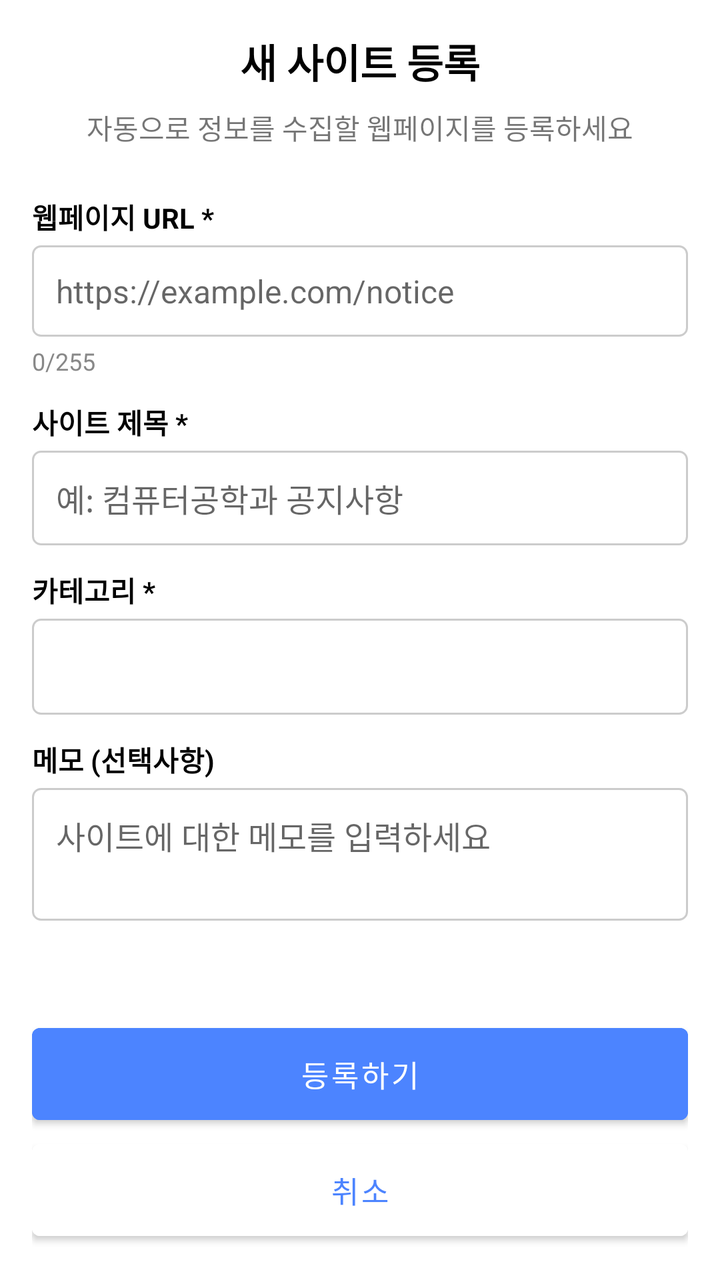
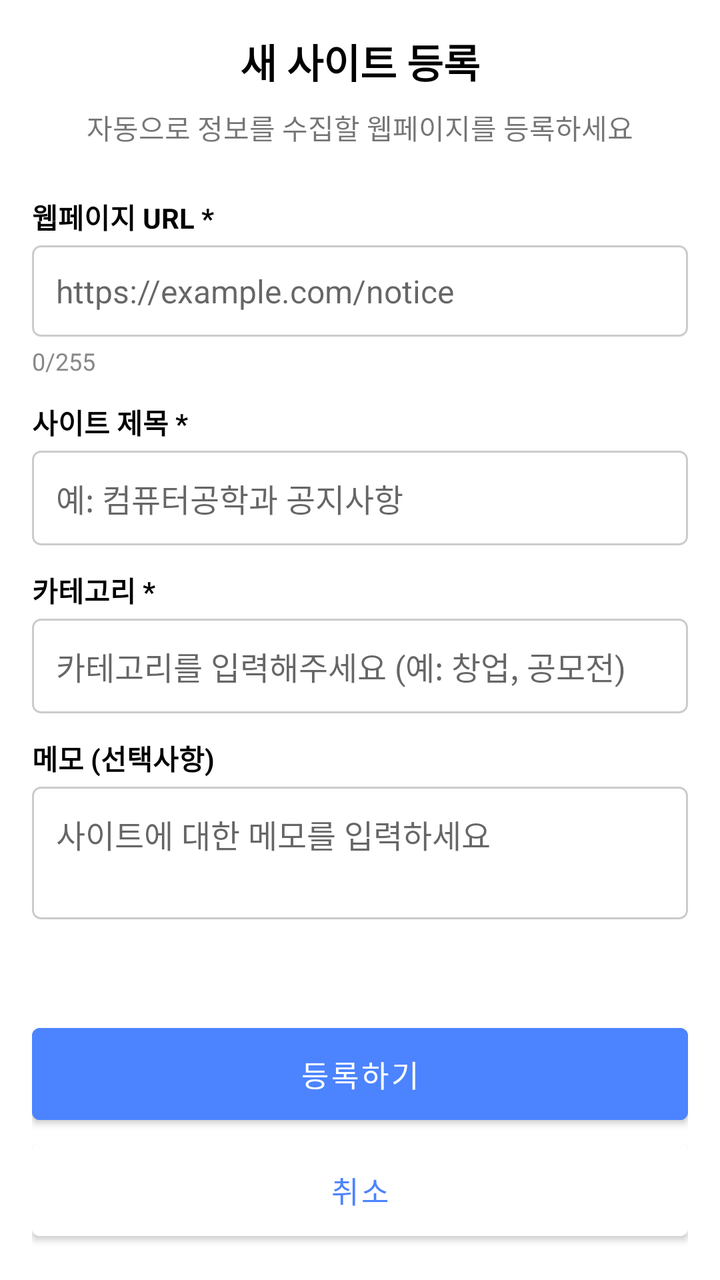

Two renders of the same Android screen: before a commit and after it. Below are the layout's source before the change and the commit's diff.
<!-- AndroidManifest.xml: application theme Theme.mobile_android -->
<!-- res/layout/activity_add_site.xml -->
<?xml version="1.0" encoding="utf-8"?>
<LinearLayout xmlns:android="http://schemas.android.com/apk/res/android"
    xmlns:app="http://schemas.android.com/apk/res-auto"
    xmlns:tools="http://schemas.android.com/tools"
    android:layout_width="match_parent"
    android:layout_height="match_parent"
    android:orientation="vertical"
    android:fitsSystemWindows="true"
    android:background="@android:color/white"
    tools:context="com.example.mobile_android.ui.site.AddSiteActivity">

    
    <LinearLayout
        android:layout_width="match_parent"
        android:layout_height="match_parent"
        android:orientation="vertical"
        android:padding="16dp">

        
        <TextView
            android:layout_width="wrap_content"
            android:layout_height="wrap_content"
            android:text="@string/add_site_title"
            android:textSize="20sp"
            android:textStyle="bold"
            android:textColor="@android:color/black"
            android:layout_gravity="center_horizontal" />

        
        <TextView
            android:layout_width="wrap_content"
            android:layout_height="wrap_content"
            android:text="@string/add_site_description"
            android:layout_gravity="center_horizontal"
            android:layout_marginTop="8dp"
            android:layout_marginBottom="24dp" />

        
        <TextView
            android:id="@+id/tv_site_url_label"
            android:layout_width="wrap_content"
            android:layout_height="wrap_content"
            android:text="@string/add_site_url_label"
            android:textSize="14sp"
            android:textStyle="bold"
            android:textColor="@android:color/black" />

        <LinearLayout
            android:layout_width="match_parent"
            android:layout_height="wrap_content"
            android:orientation="horizontal"
            android:layout_marginTop="4dp">

            <EditText
                android:id="@+id/et_url"
                android:layout_width="0dp"
                android:layout_height="wrap_content"
                android:layout_weight="1"
                android:hint="@string/add_site_url_hint"
                android:textSize="16sp"
                android:background="@drawable/edittext_background"
                android:padding="12dp"
                android:maxLength="@integer/site_url_max_length"
                android:inputType="textUri" />
        </LinearLayout>

        <TextView
            android:id="@+id/tv_url_counter"
            android:layout_width="wrap_content"
            android:layout_height="wrap_content"
            android:layout_marginTop="4dp"
            android:textColor="#888888"
            android:textSize="12sp"
            android:text="0/255" />

        
        <TextView
            android:id="@+id/tv_site_name_label"
            android:layout_width="wrap_content"
            android:layout_height="wrap_content"
            android:text="사이트 제목 *"
            android:textSize="14sp"
            android:textStyle="bold"
            android:textColor="@android:color/black"
            android:layout_marginTop="12dp" />

        <EditText
            android:id="@+id/et_site_name"
            android:layout_width="match_parent"
            android:layout_height="wrap_content"
            android:hint="@string/add_site_name_hint"
            android:textSize="16sp"
            android:layout_marginTop="4dp"
            android:background="@drawable/edittext_background"
            android:padding="12dp"
            android:inputType="textCapSentences"/>

        
        <TextView
            android:id="@+id/tv_category_label"
            android:layout_width="wrap_content"
            android:layout_height="wrap_content"
            android:text="@string/add_site_category_label"
            android:textSize="14sp"
            android:textStyle="bold"
            android:textColor="@android:color/black"
            android:layout_marginTop="12dp" />

        <Spinner
            android:id="@+id/spinner_category"
            android:layout_width="match_parent"
            android:layout_height="wrap_content"
            android:minHeight="48dp"
            android:layout_marginTop="4dp"
            android:background="@drawable/edittext_background"
            android:padding="4dp"
            android:prompt="@string/category_prompt" />

        
        <TextView
            android:layout_width="wrap_content"
            android:layout_height="wrap_content"
            android:text="메모 (선택사항)"
            android:textSize="14sp"
            android:textStyle="bold"
            android:textColor="@android:color/black"
            android:layout_marginTop="12dp" />

        <EditText
            android:id="@+id/et_memo"
            android:layout_width="match_parent"
            android:layout_height="wrap_content"
            android:hint="사이트에 대한 메모를 입력하세요"
            android:textSize="16sp"
            android:layout_marginTop="4dp"
            android:background="@drawable/edittext_background"
            android:padding="12dp"
            android:inputType="textMultiLine"
            android:minLines="2"
            android:maxLines="4"
            android:gravity="top"/>

        
        <ProgressBar
            android:id="@+id/loadingProgressBar"
            style="?android:attr/progressBarStyleLarge"
            android:layout_width="wrap_content"
            android:layout_height="wrap_content"
            android:layout_gravity="center"
            android:layout_marginTop="24dp"
            android:visibility="gone" />

        
        <View
            android:layout_width="0dp"
            android:layout_height="0dp"
            android:layout_weight="1" />

        
        <Button
            android:id="@+id/btn_register"
            style="@style/Widget.MaterialComponents.Button"
            android:layout_width="match_parent"
            android:layout_height="wrap_content"
            android:text="@string/add_site_register_button"
            android:textSize="15sp"
            android:paddingTop="12dp"
            android:paddingBottom="12dp"
            android:backgroundTint="@color/accent_color" />

        <Button
            android:id="@+id/btn_cancel"
            style="@style/Widget.MaterialComponents.Button"
            android:layout_width="match_parent"
            android:layout_height="wrap_content"
            android:text="@string/add_site_cancel_button"
            android:textColor="@color/accent_color"
            android:textSize="15sp"
            android:paddingTop="12dp"
            android:paddingBottom="12dp"
            android:backgroundTint="@color/brand_color2" />

    </LinearLayout>
</LinearLayout>
<!-- resources referenced by this layout -->
<resources>
  <color name="accent_color">#4C84FF</color>
  <color name="brand_color2">#FFFFFF</color>
  <!-- drawable edittext_background (drawable) -->
  <?xml version="1.0" encoding="utf-8"?>
  <shape xmlns:android="http://schemas.android.com/apk/res/android">
      <solid android:color="#FFFFFF" />
      <stroke
          android:width="1dp"
          android:color="#CCCCCC" />
      <corners android:radius="4dp" />
  </shape>
  <integer name="site_url_max_length">255</integer>
  <string name="add_site_cancel_button">취소</string>
  <string name="add_site_category_label">카테고리 *</string>
  <string name="add_site_description">자동으로 정보를 수집할 웹페이지를 등록하세요</string>
  <string name="add_site_name_hint">예: 컴퓨터공학과 공지사항</string>
  <string name="add_site_register_button">등록하기</string>
  <string name="add_site_title">새 사이트 등록</string>
  <string name="add_site_url_hint">https://example.com/notice</string>
  <string name="add_site_url_label">웹페이지 URL *</string>
  <string name="category_prompt">카테고리 선택</string>
  <style name="Theme.mobile_android" parent="Base.Theme.mobile_android" />
  <style name="Base.Theme.mobile_android" parent="Theme.MaterialComponents.DayNight.NoActionBar">
          
  
          <item name="colorPrimary">@color/login_bg1</item>
          <item name="colorPrimaryVariant">@color/login_bg1</item>
          <item name="colorOnPrimary">@color/white</item>
          <item name="colorSecondary">@color/login_bg2</item>
          <item name="colorSecondaryVariant">@color/login_bg2</item>
          <item name="colorOnSecondary">@color/login_bg2</item>
          <item name="android:statusBarColor">@color/login_bg1</item>
  
          
          <item name="android:windowDrawsSystemBarBackgrounds">true</item>
          <item name="android:navigationBarColor">@color/white</item>
      </style>
  <color name="login_bg1">#0B0E18</color>
  <color name="white">#FFFFFFFF</color>
  <color name="login_bg2">#673AB7</color>
</resources>

<!-- the commit's change to res/layout/activity_add_site.xml (unified diff, before → after) -->
@@ -106,15 +106,18 @@
             android:textColor="@android:color/black"
             android:layout_marginTop="12dp" />
 
-        <Spinner
-            android:id="@+id/spinner_category"
+        <EditText
+            android:id="@+id/et_category"
             android:layout_width="match_parent"
             android:layout_height="wrap_content"
-            android:minHeight="48dp"
+            android:hint="카테고리를 입력해주세요 (예: 창업, 공모전)"
+            android:textSize="16sp"
             android:layout_marginTop="4dp"
             android:background="@drawable/edittext_background"
-            android:padding="4dp"
-            android:prompt="@string/category_prompt" />
+            android:padding="12dp"
+            android:inputType="text"
+            android:maxLength="50"
+            android:imeOptions="actionNext" />
 
         
         <TextView
<!-- resource entries referenced after the edit -->
@@ -20,7 +20,6 @@
   <string name="add_site_title">새 사이트 등록</string>
   <string name="add_site_url_hint">https://example.com/notice</string>
   <string name="add_site_url_label">웹페이지 URL *</string>
-  <string name="category_prompt">카테고리 선택</string>
   <style name="Theme.mobile_android" parent="Base.Theme.mobile_android" />
   <style name="Base.Theme.mobile_android" parent="Theme.MaterialComponents.DayNight.NoActionBar">
           
